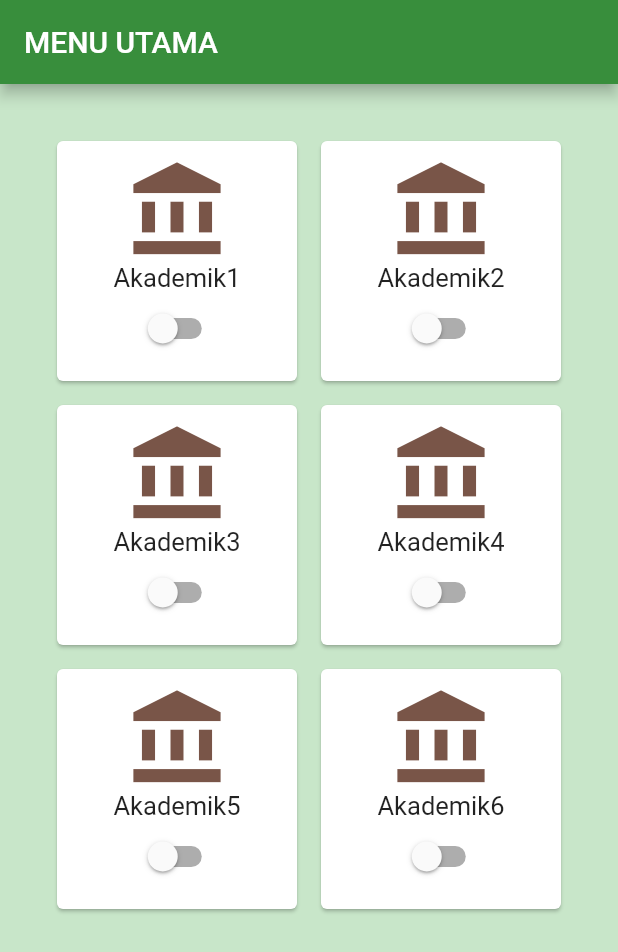
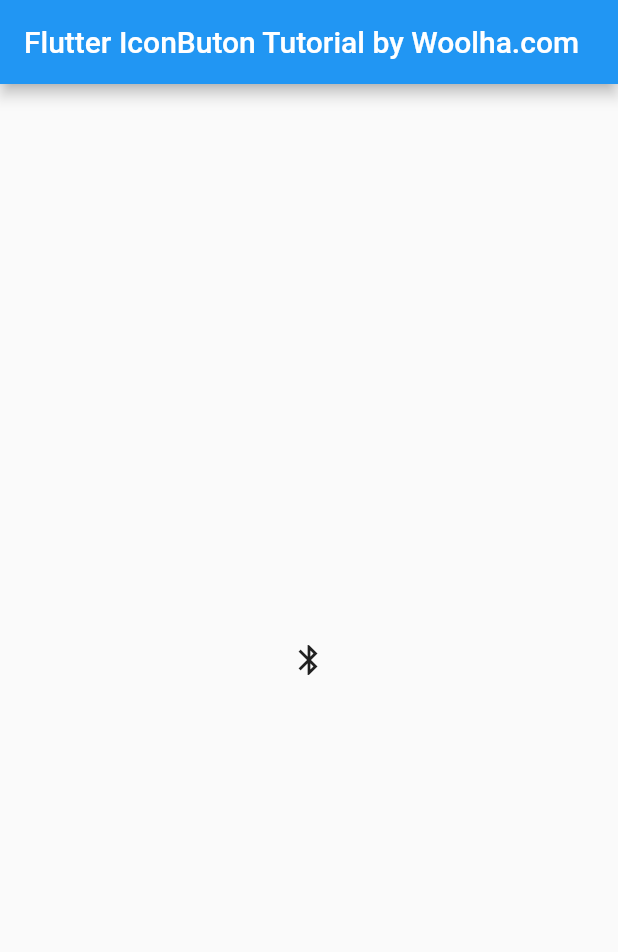
Before and after one commit to WaWa138/Layout-Assignment, a Flutter app: the screen it shows after launch, on a phone screen of 412 x 824 dp. Shown: the top 952 px of the screen. Run offline on Flutter 3.47's test engine with Material 2 defaults, Android fonts, the phone set to English and light mode, and no system bars.

Commit message:
Add files via upload

```diff
--- a/lib/main.dart
+++ b/lib/main.dart
@@ -1,115 +1,31 @@
-import 'package:flutter_switch/flutter_switch.dart';
 import 'package:flutter/material.dart';
 
-void main(List<String> args) {
-  runApp(new MaterialApp(
-    home: MyApp(),
-  ));
-}
+void main() => runApp(MyApp());
 
 class MyApp extends StatefulWidget {
   @override
   _MyAppState createState() => _MyAppState();
-  bool status = false;
 }
 
 class _MyAppState extends State<MyApp> {
-  @override
-  Widget build(BuildContext context) {
-    return Scaffold(
-      appBar: new AppBar(
-        title: Text("MENU UTAMA"),
-        backgroundColor: Colors.green[700],
-      ),
-      backgroundColor: Colors.green[100],
-      body: Container(
-        padding: EdgeInsets.all(30.0),
-        child: GridView.count(crossAxisCount: 2, children: <Widget>[
-          MyMenu(
-              title: "Akademik1",
-              icon: Icons.account_balance,
-              warna: Colors.brown),
-          MyMenu(
-              title: "Akademik2",
-              icon: Icons.account_balance,
-              warna: Colors.brown),
-          MyMenu(
-              title: "Akademik3",
-              icon: Icons.account_balance,
-              warna: Colors.brown),
-          MyMenu(
-              title: "Akademik4",
-              icon: Icons.account_balance,
-              warna: Colors.brown),
-          MyMenu(
-              title: "Akademik5",
-              icon: Icons.account_balance,
-              warna: Colors.brown),
-          MyMenu(
-              title: "Akademik6",
-              icon: Icons.account_balance,
-              warna: Colors.brown),
-        ]),
-      ),
-    );
-  }
-}
-
-class MyMenu extends StatelessWidget {
-  MyMenu({this.title, this.icon, this.warna});
-
-  final String title;
-  final IconData icon;
-  final MaterialColor warna;
-  bool isSwitched = false;
+  bool _isBluetoothOn = false;
 
   @override
   Widget build(BuildContext context) {
-    return Card(
-      margin: EdgeInsets.all(8.0),
-      child: InkWell(
-        onTap: () {},
-        splashColor: Colors.green,
-        child: Center(
-          child: Column(
-            mainAxisSize: MainAxisSize.min,
-            children: <Widget>[
-              Icon(
-                icon,
-                size: 70.0,
-                color: warna,
-              ),
-              Text(title, style: new TextStyle(fontSize: 17.0)),
-             /*Center(
-               child: Container(
-                 child: FlutterSwitch(
-                   width: 125.0,
-                   height: 55.0,
-                   valueFontSize: 25.0,
-                   toggleSize: 45.0,
-                   value: status,
-                   borderRadius: 30.0,
-                   padding: 8.0,
-                   showOnOff: true,
-                   onToggle: (val) {},
-                 ),
-               ),
-             )*/
-              Center(
-                child: Switch(
-                  value: isSwitched,
-                  onChanged: (value) {
-                     {
-                      isSwitched = value;
-                      print(isSwitched);
-                    };
-                  },
-                  activeTrackColor: Colors.lightGreenAccent,
-                  activeColor: Colors.green,
-                ),
-              )
-            ], // activeTrackColor: Colors.lightGreenAccent,
-            //  activeColor: Colors.green,
+    return MaterialApp(
+      title: 'Welcome to Flutter',
+      home: Scaffold(
+        appBar: AppBar(
+          title: Text('Flutter IconButon Tutorial by Woolha.com'),
+        ),
+        body: Center(
+          child: IconButton(
+            icon: Icon(Icons.bluetooth),
+            onPressed: () {
+              setState(() {
+                _isBluetoothOn = !_isBluetoothOn;
+              });
+            },
           ),
         ),
       ),
--- a/pubspec.yaml
+++ b/pubspec.yaml
@@ -1,4 +1,4 @@
-name: assignment1
+name: assign1
 description: A new Flutter application.
 
 # The following line prevents the package from being accidentally published to
@@ -18,10 +18,9 @@ publish_to: 'none' # Remove this line if you wish to publish to pub.dev
 version: 1.0.0+1
 
 environment:
-  sdk: ">=2.7.0 <3.0.0"
+  sdk: ">=2.12.0 <3.0.0"
 
 dependencies:
-  flutter_switch: ^0.3.1
   flutter:
     sdk: flutter
 
```
